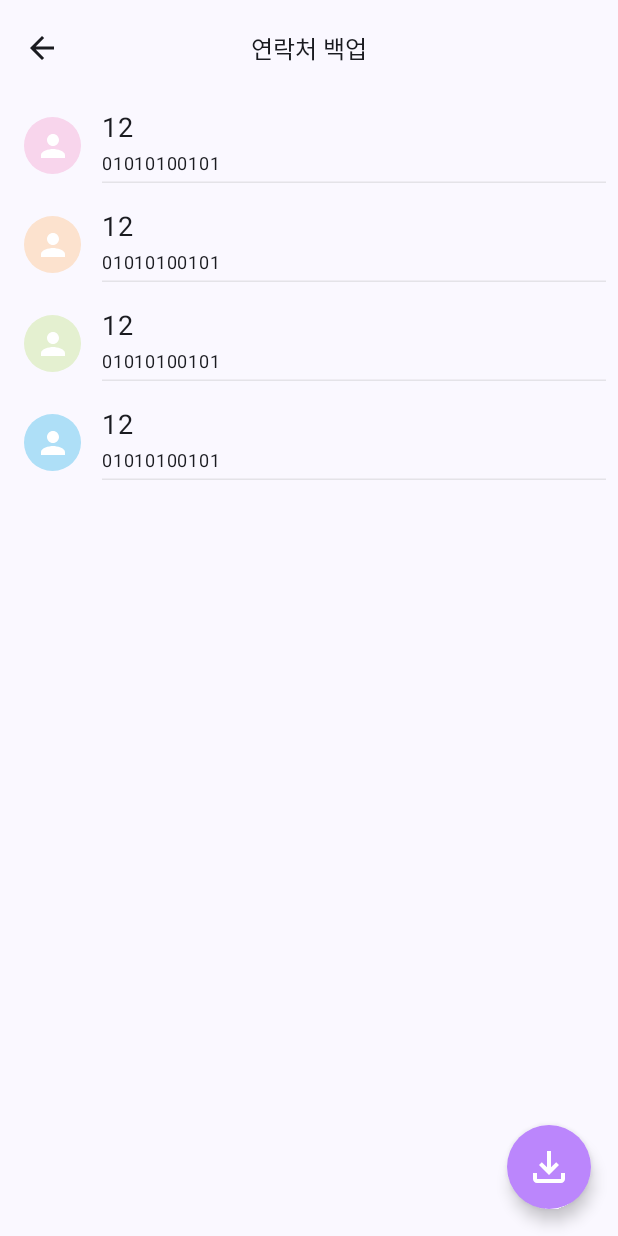
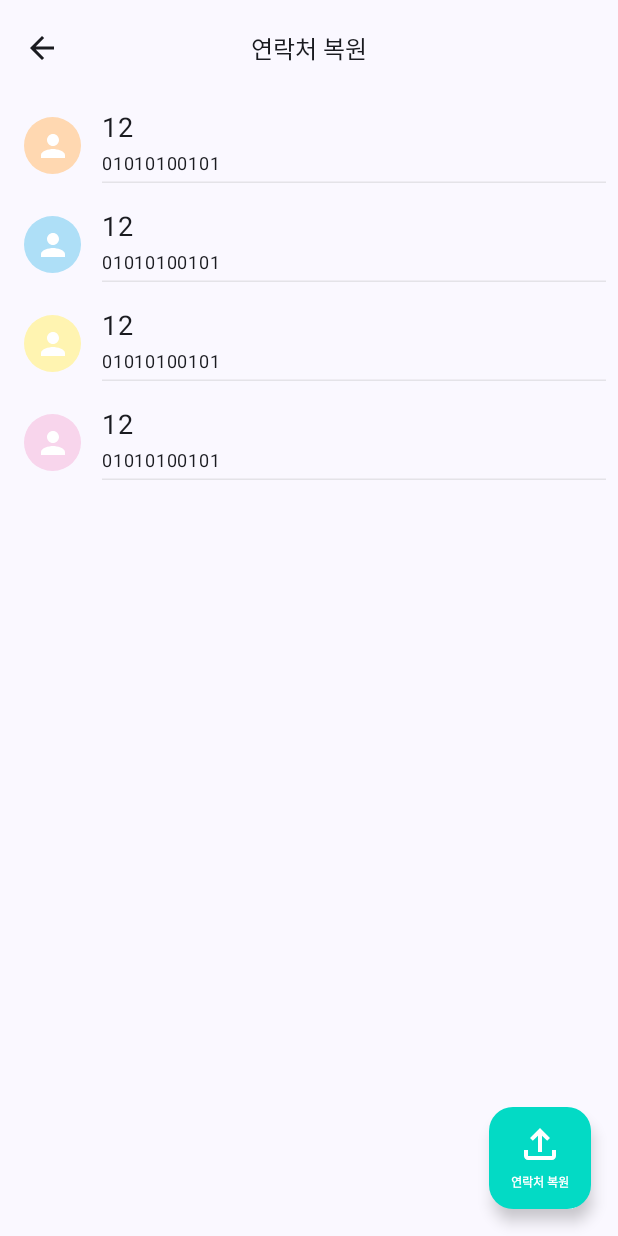
Before and after one commit to HYUNJUNEPARK/ContactBackUpApp, an Android app built with Jetpack Compose: the @Preview function ExtractFileDataScreenPreview, on a phone screen of 412 x 824 dp. Run offline under Robolectric (Android 15) with nearby library versions, the phone set to English and light mode, and no system bars.

Commit message:
Feat:UiEvent Handler

```diff
--- a/app/src/main/java/com/canbe/phoneguard/ui/base/BaseViewModel.kt
+++ b/app/src/main/java/com/canbe/phoneguard/ui/base/BaseViewModel.kt
@@ -3,10 +3,12 @@ package com.canbe.phoneguard.ui.base
 import androidx.compose.runtime.State
 import androidx.compose.runtime.mutableStateOf
 import androidx.lifecycle.ViewModel
+import androidx.lifecycle.viewModelScope
 import com.canbe.phoneguard.ui.model.UiEvent
 import com.canbe.phoneguard.ui.model.UiState
 import kotlinx.coroutines.flow.MutableSharedFlow
 import kotlinx.coroutines.flow.SharedFlow
+import kotlinx.coroutines.launch
 import timber.log.Timber
 
 open class BaseViewModel: ViewModel() {
@@ -21,7 +23,7 @@ open class BaseViewModel: ViewModel() {
         _uiState.value = uiState
     }
 
-    suspend fun updateUiEvent(uiEvent: UiEvent) {
+    fun updateUiEvent(uiEvent: UiEvent) = viewModelScope.launch {
         Timber.d("updateUiEvent() $uiEvent")
         _uiEvent.emit(uiEvent)
     }
--- a/app/src/main/java/com/canbe/phoneguard/ui/extract/ExtractFileDataScreen.kt
+++ b/app/src/main/java/com/canbe/phoneguard/ui/extract/ExtractFileDataScreen.kt
@@ -30,6 +30,8 @@ import androidx.compose.ui.graphics.Color
 import androidx.compose.ui.platform.LocalContext
 import androidx.compose.ui.res.painterResource
 import androidx.compose.ui.res.stringResource
+import androidx.compose.ui.text.font.FontWeight
+import androidx.compose.ui.text.style.TextAlign
 import androidx.compose.ui.tooling.preview.Preview
 import androidx.compose.ui.unit.dp
 import androidx.compose.ui.unit.sp
@@ -40,6 +42,8 @@ import com.canbe.phoneguard.ui.model.UiState
 import com.canbe.phoneguard.ui.theme.AppTheme
 import com.canbe.phoneguard.ui.theme.ContactItem
 import com.canbe.phoneguard.ui.theme.CustomStyledButton
+import com.canbe.phoneguard.ui.theme.FixedTextStyle
+import com.canbe.phoneguard.ui.theme.Mint
 import com.canbe.phoneguard.ui.theme.PhoneGuardTheme
 
 
@@ -83,7 +87,7 @@ fun ExtractFileDataScreenContent(
         topBar = {
             CenterAlignedTopAppBar(
                 title = {
-                    Text(text = stringResource(R.string.contact_backup), fontSize = 16.sp)
+                    Text(text = stringResource(R.string.restore_contact), fontSize = 16.sp)
                 },
                 navigationIcon = {
                     IconButton(onClick = onBack) {
@@ -105,7 +109,10 @@ fun ExtractFileDataScreenContent(
             ) {
                 if (contactList.isEmpty()) {
                     //복원 가능한 연락처가 없는 경우
-                    CustomStyledButton("연락처 파일 가져오기") {
+                    CustomStyledButton(
+                        text = stringResource(R.string.select_contact_file),
+                        buttonColor = Mint
+                    ) {
                         launcher.launch(arrayOf("application/json"))
                     }
                 } else {
@@ -123,18 +130,49 @@ fun ExtractFileDataScreenContent(
                         FloatingActionButton(
                             modifier = Modifier
                                 .padding(18.dp)
+                                .size(68.dp)
                                 .align(Alignment.BottomEnd),
-                            onClick = { onBackUpButtonClick() },
-                            containerColor = AppTheme,
-                            contentColor = Color.White,
-                            shape = CircleShape
+                            containerColor = Mint,
+                            onClick = { onBackUpButtonClick() }
                         ) {
-                            Image(
-                                painter = painterResource(R.drawable.ic_outline_file_download_24),
-                                contentDescription = "파일 다운로드",
-                                modifier = Modifier.size(32.dp)
-                            )
+                            Column(
+                                Modifier.padding(3.dp),
+                                horizontalAlignment = Alignment.CenterHorizontally,
+                                verticalArrangement = Arrangement.Center
+                            ) {
+                                Image(
+                                    painter = painterResource(R.drawable.ic_outline_file_upload_24),
+                                    contentDescription = "FAB Button: Export File",
+                                    modifier = Modifier.size(32.dp)
+                                )
+                                Text(
+                                    modifier = Modifier
+                                        .padding(vertical = 3.dp),
+                                    style = FixedTextStyle(8.sp),
+                                    textAlign = TextAlign.Center,
+                                    text = stringResource(R.string.restore_contact),
+                                    color = Color.White,
+                                    fontWeight = FontWeight.Bold
+                                )
+                            }
                         }
+
+
+//                        FloatingActionButton(
+//                            modifier = Modifier
+//                                .padding(18.dp)
+//                                .align(Alignment.BottomEnd),
+//                            onClick = { onBackUpButtonClick() },
+//                            containerColor = AppTheme,
+//                            contentColor = Color.White,
+//                            shape = CircleShape
+//                        ) {
+//                            Image(
+//                                painter = painterResource(R.drawable.ic_outline_file_download_24),
+//                                contentDescription = "파일 다운로드",
+//                                modifier = Modifier.size(32.dp)
+//                            )
+//                        }
                     }
                 }
             }
--- a/app/src/main/java/com/canbe/phoneguard/ui/main/MainViewModel.kt
+++ b/app/src/main/java/com/canbe/phoneguard/ui/main/MainViewModel.kt
@@ -7,7 +7,7 @@ import com.canbe.phoneguard.domain.contact.GetContactListUseCase
 import com.canbe.phoneguard.domain.file.ExportFileUseCase
 import com.canbe.phoneguard.ui.base.BaseViewModel
 import com.canbe.phoneguard.ui.model.ContactUiModel
-import com.canbe.phoneguard.ui.model.DialogEvent
+import com.canbe.phoneguard.ui.model.EventType
 import com.canbe.phoneguard.ui.model.UiEvent
 import com.canbe.phoneguard.ui.model.UiState
 import dagger.hilt.android.lifecycle.HiltViewModel
@@ -44,6 +44,7 @@ class MainViewModel @Inject constructor(
         exportFileUseCase(fileName, contactList.value)
 
         updateUiState(UiState.Success)
-        updateUiEvent(UiEvent.ShowSuccessDialog(DialogEvent.EXPORT))
+        updateUiEvent(UiEvent.ShowToast("연락처를 파일로 저장했습니다."))
+
     }
 }
--- a/app/src/main/java/com/canbe/phoneguard/ui/model/ScreenUiModel.kt
+++ b/app/src/main/java/com/canbe/phoneguard/ui/model/ScreenUiModel.kt
@@ -7,10 +7,10 @@ sealed class UiState {
 }
 
 sealed class UiEvent {
-    //data object ShowToast : UiEvent()
-    data class ShowSuccessDialog(val event: DialogEvent) : UiEvent()
+    data class ShowToast(val message: String) : UiEvent()
+    data class ShowDialog(val eventType: EventType) : UiEvent()
 }
 
-enum class DialogEvent {
+enum class EventType {
     EXPORT
 }
--- a/app/src/main/java/com/canbe/phoneguard/ui/theme/Components.kt
+++ b/app/src/main/java/com/canbe/phoneguard/ui/theme/Components.kt
@@ -33,21 +33,21 @@ import com.canbe.phoneguard.ui.model.ContactUiModel
 @Composable
 fun CustomStyledButton(
     text: String,
-    backgroundColor: Color = AppTheme,
+    buttonColor: Color = AppTheme,
     onClick: () -> Unit
 ) {
     Button(
         onClick = onClick,
         shape = RoundedCornerShape(8.dp),
         colors = ButtonDefaults.buttonColors(
-            containerColor = backgroundColor,
+            containerColor = buttonColor,
             contentColor = Color.White
         ),
         elevation = ButtonDefaults.buttonElevation(
             defaultElevation = 8.dp,
             pressedElevation = 12.dp
         ),
-        contentPadding = PaddingValues(horizontal = 22.dp, vertical = 10.dp)
+        contentPadding = PaddingValues(horizontal = 18.dp, vertical = 10.dp)
     ) {
         Text(
             text = text,
--- a/app/src/main/res/values/strings.xml
+++ b/app/src/main/res/values/strings.xml
@@ -8,4 +8,9 @@
     <string name="format_contact_count">%1$s개의 연락처가 저장되어 있습니다.</string>
     <string name="close">닫기</string>
     <string name="title_activity_extract_file_data">ExtractFileDataActivity</string>
+    <string name="restore_contact">연락처 복원</string>
+    <string name="select_contact_file">연락처 파일 가져오기</string>
+    <string name="export_file_1">파일로\n내보내기</string>
+    <string name="export_file_2">파일로 내보내기</string>
+<!--    <string name="cancel">취소</string>-->
 </resources>
```
Also changed, not shown: app/src/main/java/com/canbe/phoneguard/ui/dialog/CustomDefaultDialog.kt (renamed from app/src/main/java/com/canbe/phoneguard/ui/dialog/CustomDialog.kt, +5 -7 lines), app/src/main/java/com/canbe/phoneguard/ui/main/MainScreen.kt (+34 -20 lines).
